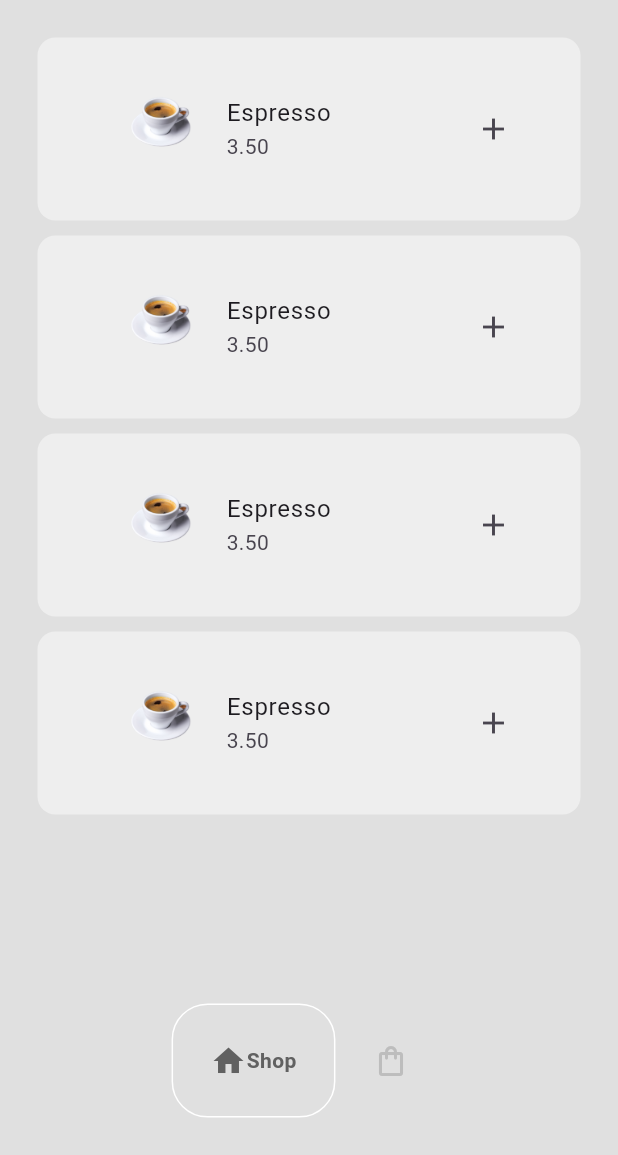
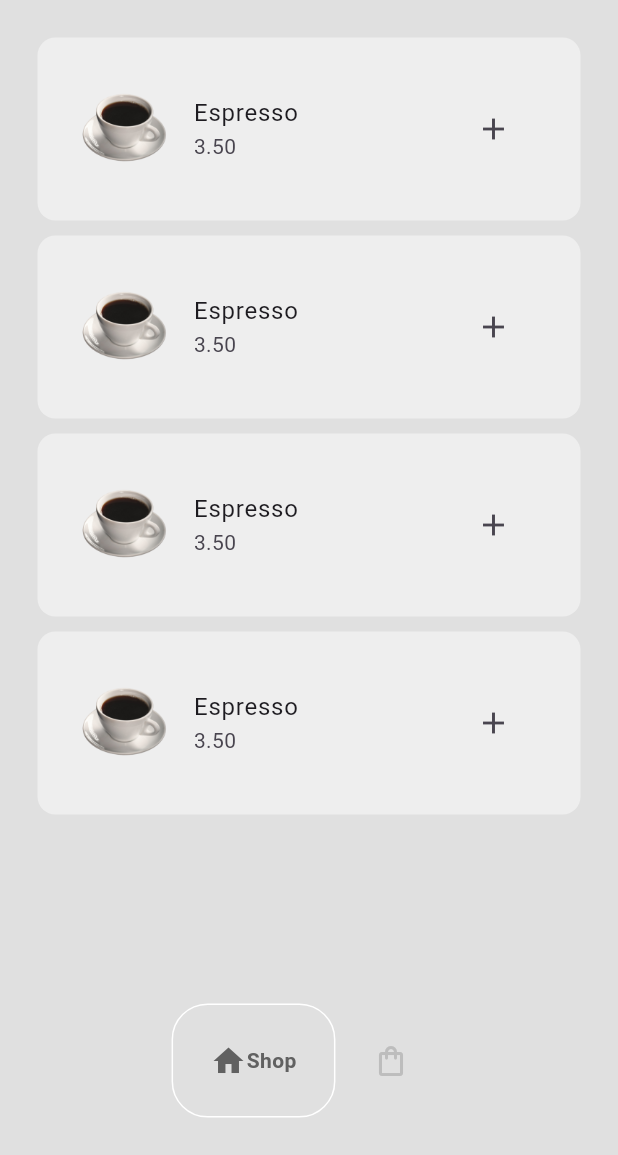
Before and after one commit to takumade/coffee, a Flutter app: the screen it shows after launch, on a phone screen of 412 x 824 dp, the part 81-1236 px from its top. Run offline on Flutter 3.47's test engine with Material 3 defaults, Android fonts, the phone set to English and light mode, and no system bars; drawn by our look-alikes of google_nav_bar; missing offline and left inert: choice.

Commit message:
Hardcode a coffee

```diff
--- a/lib/pages/shop_page.dart
+++ b/lib/pages/shop_page.dart
@@ -29,7 +29,7 @@ class _ShopPageState extends State<ShopPage> {
                     Coffee coffee = Coffee(
                         name: "Espresso",
                         price: "3.50",
-                        imagePath: "lib/images/espresso.png");
+                        imagePath: "lib/images/black.png");
 
                     return CoffeeTile(
                       coffee: coffee,
```
